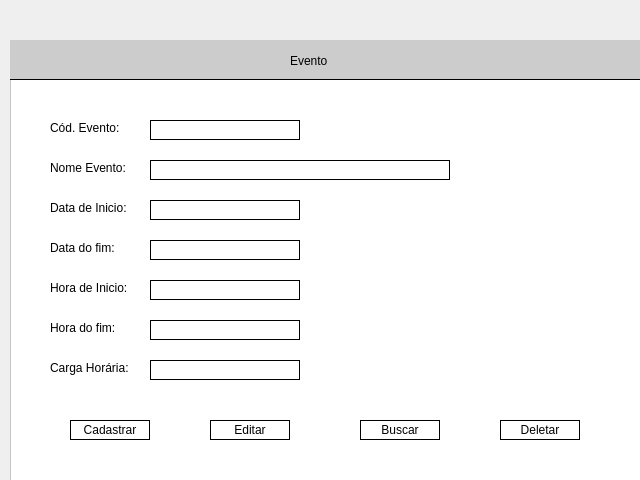
Qt form evento.ui (Agathachristied/Atividade-Mockup) before a commit.
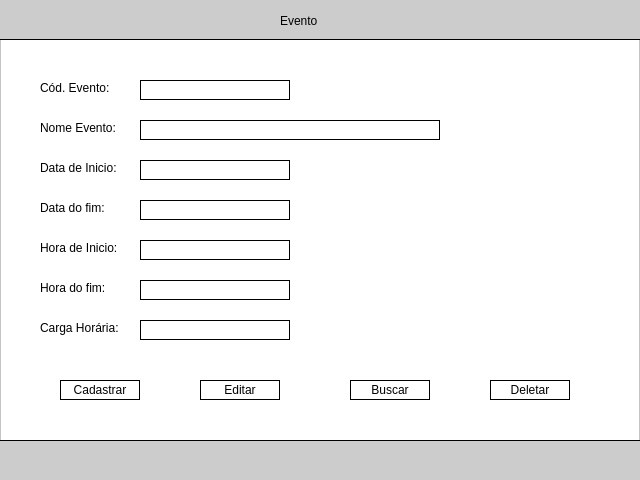
The same form after that commit.

What changed in the file:
```diff
--- a/evento.ui
+++ b/evento.ui
@@ -16,8 +16,8 @@
   <widget class="QFrame" name="frame_corpo">
    <property name="geometry">
     <rect>
-     <x>10</x>
-     <y>40</y>
+     <x>0</x>
+     <y>0</y>
      <width>640</width>
      <height>480</height>
     </rect>
@@ -76,57 +76,6 @@
      <enum>QFrame::Raised</enum>
     </property>
    </widget>
-   <widget class="QFrame" name="frame_topo">
-    <property name="geometry">
-     <rect>
-      <x>0</x>
-      <y>0</y>
-      <width>640</width>
-      <height>40</height>
-     </rect>
-    </property>
-    <property name="minimumSize">
-     <size>
-      <width>640</width>
-      <height>40</height>
-     </size>
-    </property>
-    <property name="maximumSize">
-     <size>
-      <width>640</width>
-      <height>40</height>
-     </size>
-    </property>
-    <property name="styleSheet">
-     <string notr="true">background-color: rgb(204, 204, 204);
-border: none;
-border-bottom: 1px solid
-</string>
-    </property>
-    <property name="frameShape">
-     <enum>QFrame::StyledPanel</enum>
-    </property>
-    <property name="frameShadow">
-     <enum>QFrame::Raised</enum>
-    </property>
-    <widget class="QLabel" name="label">
-     <property name="geometry">
-      <rect>
-       <x>280</x>
-       <y>10</y>
-       <width>61</width>
-       <height>21</height>
-      </rect>
-     </property>
-     <property name="styleSheet">
-      <string notr="true">border: none;
-font: 10pt &quot;Segoe UI&quot;;</string>
-     </property>
-     <property name="text">
-      <string>Evento</string>
-     </property>
-    </widget>
-   </widget>
    <widget class="QLabel" name="label_codevento">
     <property name="geometry">
      <rect>
@@ -510,6 +459,57 @@
     </property>
    </widget>
   </widget>
+  <widget class="QFrame" name="frame_topo">
+   <property name="geometry">
+    <rect>
+     <x>0</x>
+     <y>0</y>
+     <width>640</width>
+     <height>40</height>
+    </rect>
+   </property>
+   <property name="minimumSize">
+    <size>
+     <width>640</width>
+     <height>40</height>
+    </size>
+   </property>
+   <property name="maximumSize">
+    <size>
+     <width>640</width>
+     <height>40</height>
+    </size>
+   </property>
+   <property name="styleSheet">
+    <string notr="true">background-color: rgb(204, 204, 204);
+border: none;
+border-bottom: 1px solid
+</string>
+   </property>
+   <property name="frameShape">
+    <enum>QFrame::StyledPanel</enum>
+   </property>
+   <property name="frameShadow">
+    <enum>QFrame::Raised</enum>
+   </property>
+   <widget class="QLabel" name="label">
+    <property name="geometry">
+     <rect>
+      <x>280</x>
+      <y>10</y>
+      <width>61</width>
+      <height>21</height>
+     </rect>
+    </property>
+    <property name="styleSheet">
+     <string notr="true">border: none;
+font: 10pt &quot;Segoe UI&quot;;</string>
+    </property>
+    <property name="text">
+     <string>Evento</string>
+    </property>
+   </widget>
+  </widget>
  </widget>
  <resources/>
  <connections/>
```
